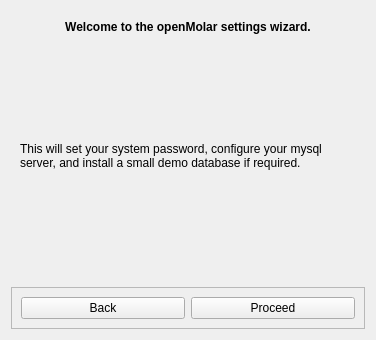
rowinggolfer/openmolar1, file src/openmolar/qt-designer/newSetup.ui: the form before one commit.
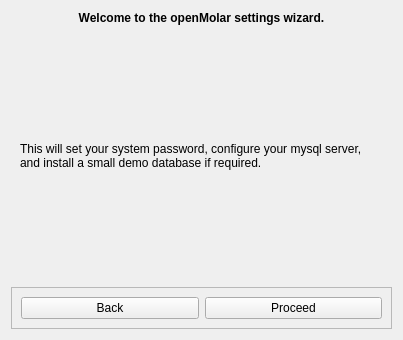
The form after the commit. The open tabs and pages were chosen to show the change.

The edit to the form file:
```diff
--- a/src/openmolar/qt-designer/newSetup.ui
+++ b/src/openmolar/qt-designer/newSetup.ui
@@ -6,7 +6,7 @@
    <rect>
     <x>0</x>
     <y>0</y>
-    <width>375</width>
+    <width>403</width>
     <height>340</height>
    </rect>
   </property>
@@ -14,6 +14,22 @@
    <string>OpenMolar - First Run</string>
   </property>
   <layout class="QVBoxLayout" name="verticalLayout">
+   <item>
+    <widget class="QLabel" name="title_label">
+     <property name="font">
+      <font>
+       <weight>75</weight>
+       <bold>true</bold>
+      </font>
+     </property>
+     <property name="text">
+      <string>Welcome to the openMolar settings wizard.</string>
+     </property>
+     <property name="alignment">
+      <set>Qt::AlignCenter</set>
+     </property>
+    </widget>
+   </item>
    <item>
     <widget class="QStackedWidget" name="stackedWidget">
      <property name="currentIndex">
@@ -21,22 +37,6 @@
      </property>
      <widget class="QWidget" name="page">
       <layout class="QVBoxLayout" name="verticalLayout_3">
-       <item>
-        <widget class="QLabel" name="label_4">
-         <property name="font">
-          <font>
-           <weight>75</weight>
-           <bold>true</bold>
-          </font>
-         </property>
-         <property name="text">
-          <string>Welcome to the openMolar settings wizard.</string>
-         </property>
-         <property name="alignment">
-          <set>Qt::AlignCenter</set>
-         </property>
-        </widget>
-       </item>
        <item>
         <spacer name="verticalSpacer_9">
          <property name="orientation">
```
Left out of the diff: 10 changed lines with no effect on the pictures.
